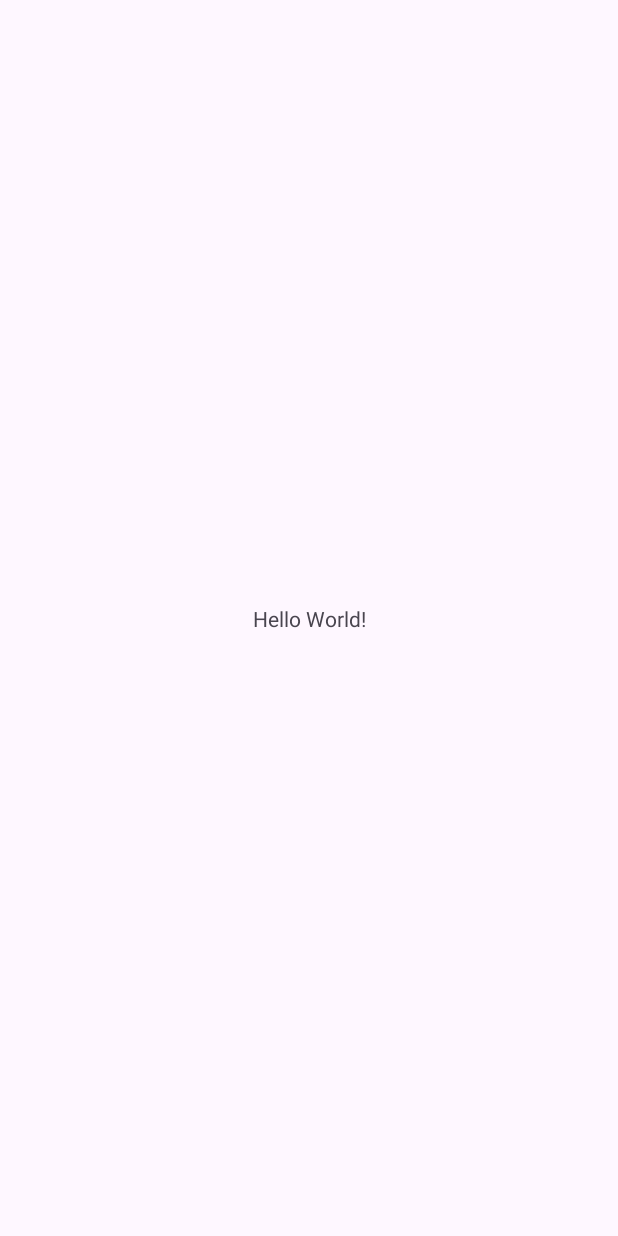
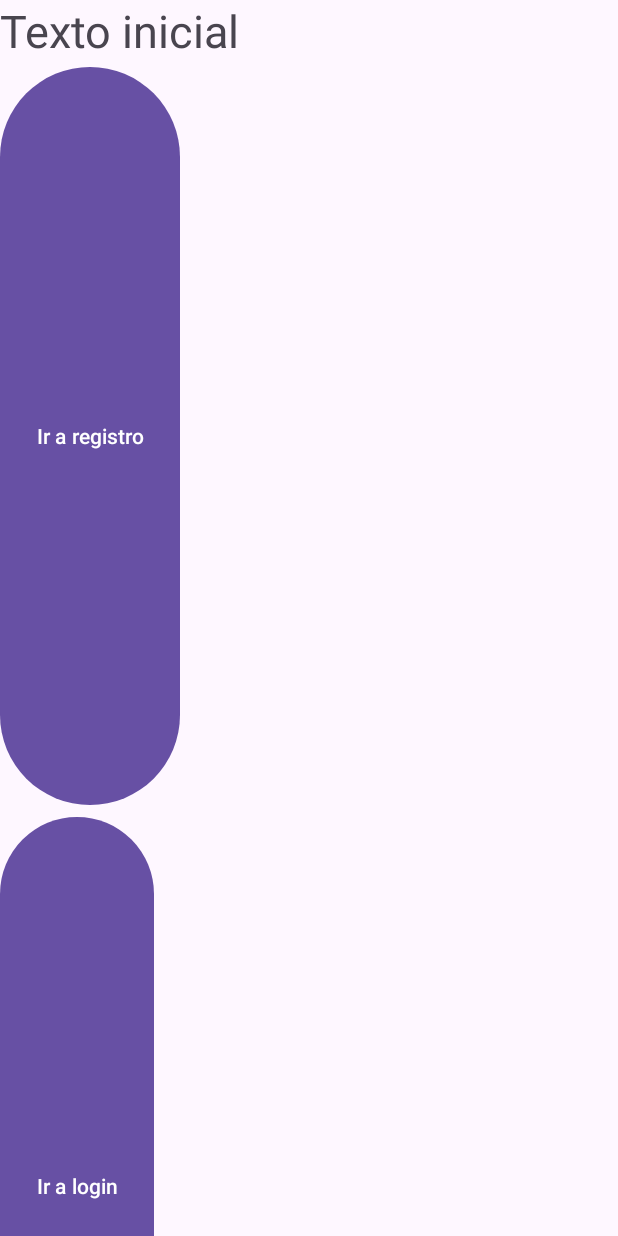
Before and after one commit to JuanDT/unilocal-android, an Android app: the screen it shows after launch (MainActivity), on a phone screen of 412 x 824 dp. Before the commit the screen is almost empty. Run offline under Robolectric (Android 15) with nearby library versions, the phone set to English and light mode, and no system bars.

Commit message:
Ciclo de vida de actividades

```diff
--- a/app/src/main/java/com/edu/eam/unilocal/MainActivity.kt
+++ b/app/src/main/java/com/edu/eam/unilocal/MainActivity.kt
@@ -1,11 +1,89 @@
 package com.edu.eam.unilocal
 
+import android.content.Intent
 import androidx.appcompat.app.AppCompatActivity
 import android.os.Bundle
+import android.os.PersistableBundle
+import android.util.Log
+import android.view.View
+import android.widget.TextView
+import android.widget.Toast
+import com.google.android.material.snackbar.Snackbar
 
 class MainActivity : AppCompatActivity() {
+
+    lateinit var texto:TextView
+    lateinit var textoInicial:String
     override fun onCreate(savedInstanceState: Bundle?) {
         super.onCreate(savedInstanceState)
         setContentView(R.layout.activity_main)
+
+        texto = findViewById(R.id.texto_inicial)
+
+        if(savedInstanceState != null){
+            textoInicial = savedInstanceState.getString("texto").toString()
+            texto.text = textoInicial
+        }else{
+            textoInicial = "Texto Inicial"
+            texto.text = textoInicial
+        }
+
+        textoInicial = "Texto inicial"
+        texto.text = textoInicial
+
+        Log.e("RegistroActivity","onCreate()")
     }
+
+    override fun onSaveInstanceState(outState: Bundle) {
+        super.onSaveInstanceState(outState)
+        outState.putString("texto",textoInicial)
+
+    }
+
+    override fun onRestoreInstanceState(savedInstanceState: Bundle) {
+        super.onRestoreInstanceState(savedInstanceState)
+        Log.e("MainActivity", savedInstanceState.getString("texto").toString())
+    }
+
+    override fun onStart() {
+        super.onStart()
+        Log.e("MainActivity","onStart()")
+    }
+
+    override fun onPause() {
+        super.onPause()
+        Log.e("MainActivity","onPause()")
+    }
+
+    override fun onResume() {
+        super.onResume()
+        Log.e("MainActivity","onResume()")
+    }
+
+    override fun onStop() {
+        super.onStop()
+        Log.e("MainActivity","onStop()")
+    }
+
+    override fun onRestart() {
+        super.onRestart()
+        Log.e("MainActivity","onRestart()")
+    }
+
+    fun irARegistro(v:View){
+        val intent = Intent(this, RegistroActivity::class.java)
+    }
+
+    fun irALogin(v: View){
+        val intent = Intent(this, LoginActivity::class.java)    }
+
+    fun irACrearLugar(v:View){
+        val intent = Intent(this, CrearLugarActivity::class.java)
+    }
+
+    fun cambiarTexto(v:View){
+        textoInicial = "Nuevo valor"
+        texto.text = textoInicial
+    }
+
 }
--- a/app/src/main/res/layout/activity_main.xml
+++ b/app/src/main/res/layout/activity_main.xml
@@ -1,18 +1,39 @@
 <?xml version="1.0" encoding="utf-8"?>
-<androidx.constraintlayout.widget.ConstraintLayout xmlns:android="http://schemas.android.com/apk/res/android"
-    xmlns:app="http://schemas.android.com/apk/res-auto"
-    xmlns:tools="http://schemas.android.com/tools"
+<LinearLayout xmlns:tools="http://schemas.android.com/tools"
+    xmlns:android="http://schemas.android.com/apk/res/android"
     android:layout_width="match_parent"
     android:layout_height="match_parent"
+    android:orientation="vertical"
     tools:context=".MainActivity">
 
     <TextView
+        android:id="@+id/texto_inicial"
         android:layout_width="wrap_content"
         android:layout_height="wrap_content"
-        android:text="Hello World!"
-        app:layout_constraintBottom_toBottomOf="parent"
-        app:layout_constraintEnd_toEndOf="parent"
-        app:layout_constraintStart_toStartOf="parent"
-        app:layout_constraintTop_toTopOf="parent" />
+        android:textSize="30dp"/>
 
-</androidx.constraintlayout.widget.ConstraintLayout>
+    <Button
+        android:layout_width="wrap_content"
+        android:layout_height="500dp"
+        android:text="Ir a registro"
+        android:onClick="irAregistro"/>
+
+    <Button
+        android:layout_width="wrap_content"
+        android:layout_height="500dp"
+        android:text="Ir a login"
+        android:onClick="irALogin"/>
+
+    <Button
+        android:layout_width="wrap_content"
+        android:layout_height="500dp"
+        android:text="Ir a crear lugar"
+        android:onClick="irACrearLugar"/>
+
+    <Button
+        android:layout_width="wrap_content"
+        android:layout_height="500dp"
+        android:text="Cambiar texto"
+        android:onClick="cambiarTexto"/>
+
+</LinearLayout>
```
Also changed, not shown: app/src/main/AndroidManifest.xml (+9 -0 lines), app/src/main/java/com/edu/eam/unilocal/CrearLugarActivity.kt (added, +11 -0 lines), app/src/main/java/com/edu/eam/unilocal/LoginActivity.kt (added, +11 -0 lines), app/src/main/java/com/edu/eam/unilocal/RegistroActivity.kt (added, +28 -0 lines), app/src/main/res/layout/activity_crear_lugar.xml (added, +16 -0 lines), app/src/main/res/layout/activity_login.xml (added, +14 -0 lines), app/src/main/res/layout/activity_registro.xml (added, +15 -0 lines).
